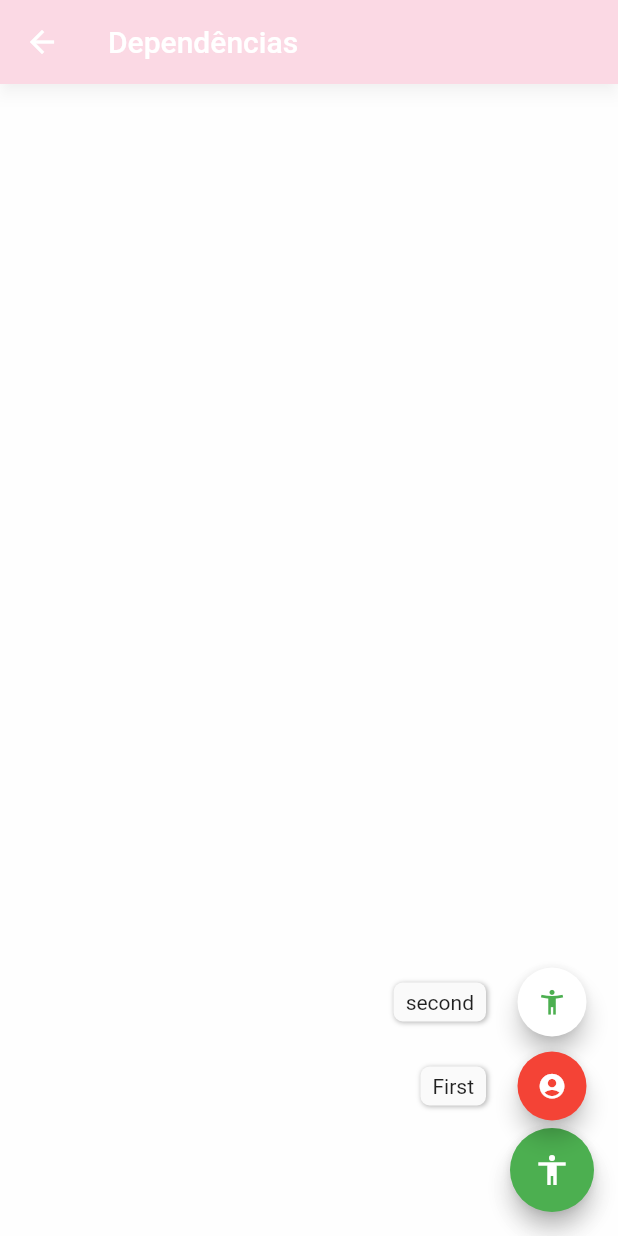
After one commit to cpelegrin/Desenvolvimento_Mobile, a Flutter app: the SpeedDialPage screen opened directly, after a tap on the "accessibility" icon, on a phone screen of 412 x 824 dp. The commit adds this screen. Run offline on Flutter 3.47's test engine with Material 2 defaults, Android fonts, the phone set to English and light mode, and no system bars; drawn by our look-alikes of flutter_speed_dial.

Commit message:
Unidade 2 Aula 5

```diff
--- /dev/null
+++ b/desenvolvimento_mobile/lib/Pages/speeddial_page.dart
@@ -0,0 +1,61 @@
+import 'package:flutter/material.dart';
+import 'package:flutter_speed_dial/flutter_speed_dial.dart';
+
+class SpeedDialPage extends StatelessWidget {
+  const SpeedDialPage({Key? key}) : super(key: key);
+
+  @override
+  Widget build(BuildContext context) {
+    final AlertDialog dialog = AlertDialog(
+      title: Text('Title'),
+      contentPadding: EdgeInsets.zero,
+      content: Column(
+        mainAxisSize: MainAxisSize.min,
+        children: [Text("Mensagem do dialog")],
+      ),
+      actions: [
+        TextButton(
+          onPressed: () => Navigator.pop(context),
+          child: Text('ACTION 1'),
+        ),
+      ],
+    );
+
+    return Scaffold(
+      appBar: AppBar(
+        title: Text("Dependências"),
+      ),
+      floatingActionButton: SpeedDial(
+        icon: Icons.accessibility,
+        children: [
+          SpeedDialChild(
+            child: Icon(Icons.account_circle),
+            backgroundColor: Colors.red,
+            foregroundColor: Colors.white,
+            label: 'First',
+            onTap: () => showDialog<void>(
+                context: context, builder: (context) => dialog),
+          ),
+          SpeedDialChild(
+              child: Icon(Icons.accessibility_new_outlined),
+              backgroundColor: Colors.white,
+              foregroundColor: Colors.green,
+              label: 'second',
+              onTap: () {
+                final snackBar = SnackBar(
+                  content: Text('Text label'),
+                  action: SnackBarAction(
+                    label: 'Action',
+                    onPressed: () {},
+                  ),
+                );
+
+                // Find the Scaffold in the widget tree and use
+                // it to show a SnackBar.
+                ScaffoldMessenger.of(context).showSnackBar(snackBar);
+              }),
+        ],
+      ),
+    );
+  }
+}
--- a/desenvolvimento_mobile/pubspec.yaml
+++ b/desenvolvimento_mobile/pubspec.yaml
@@ -23,6 +23,8 @@ environment:
 dependencies:
   flutter:
     sdk: flutter
+
+  flutter_speed_dial: ^4.2.0
 
 
   # The following adds the Cupertino Icons font to your application.
```
Also changed, not shown: desenvolvimento_mobile/lib/Pages/home_page.dart (+14 -0 lines), desenvolvimento_mobile/pubspec.lock.
